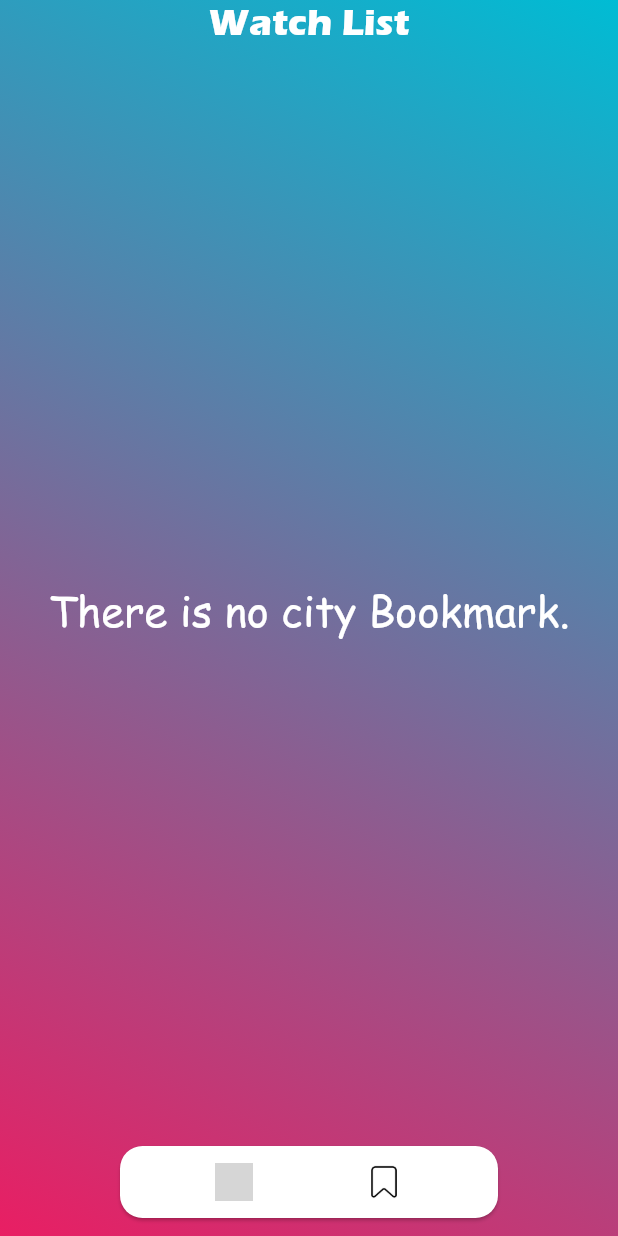
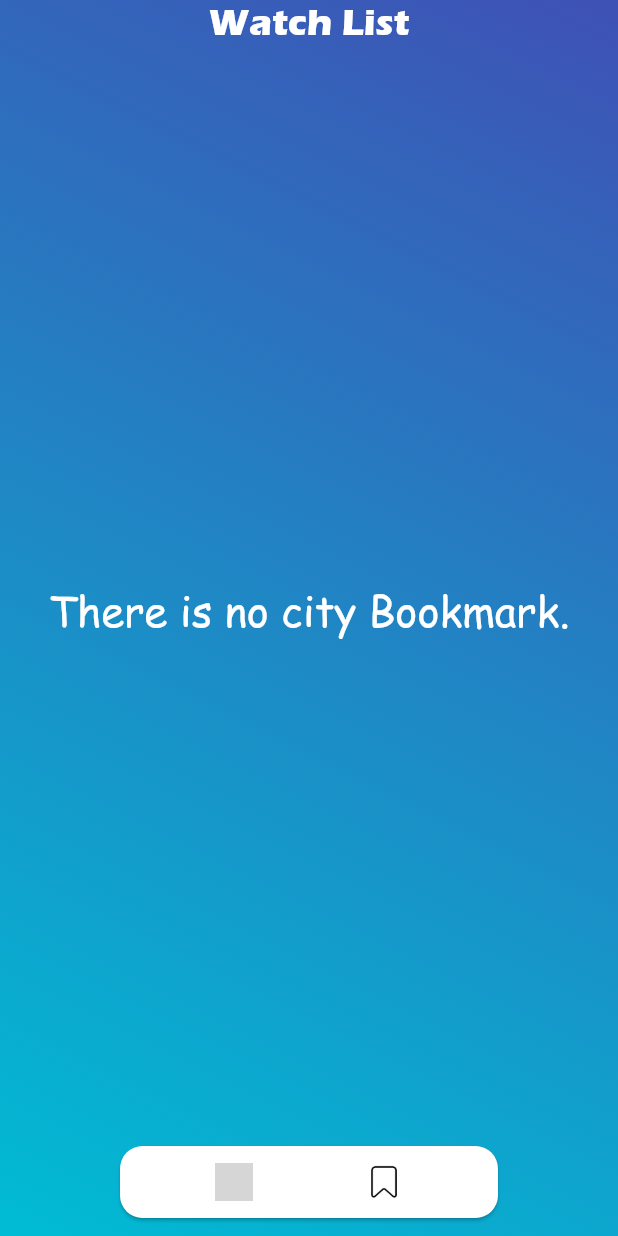
Before and after one commit to mahdi-safdari/Weather, a Flutter app: the screen it shows after launch, swiped to page 2, on a phone screen of 412 x 824 dp. Run offline on Flutter 3.47's test engine with Material 2 defaults, Android fonts, the phone set to English and light mode, and no system bars; our stand-ins replace bloc, dio, equatable, floor, flutter_bloc, flutter_typeahead and 3 more; accounts and stored records are empty; generated files the repository leaves out were written again; network calls fail; grey boxes are pictures that could not be loaded.

Commit message:
change background fix

```diff
--- a/lib/core/widgets/app_background.dart
+++ b/lib/core/widgets/app_background.dart
@@ -22,7 +22,6 @@ class AppBackground {
   static BoxDecoration decorationGradient() {
     final list = [
       [Color(0xff3f51b5), Color(0xfff44336)],
-      [Color(0xffff9800), Color(0xff2196f3)],
       [Color(0xffffeb3b), Color(0xff00bcd4)],
       [Color(0xff795548), Color(0xff2196f3)],
       [Color(0xff00bcd4), Color(0xff673ab7)],
@@ -40,7 +39,6 @@ class AppBackground {
       [Color(0xff03a9f4), Color(0xffe91e63)],
       [Color(0xff3f51b5), Color(0xff00bcd4)],
       [Color(0xff673ab7), Color(0xff009688)],
-      [Color(0xffcddc39), Color(0xff03a9f4)],
       [Color(0xff3f51b5), Color(0xff00bcd4)],
       [Color(0xffe91e63), Color(0xff03a9f4)],
       [Color(0xff2196f3), Color(0xff4caf50)],
```
